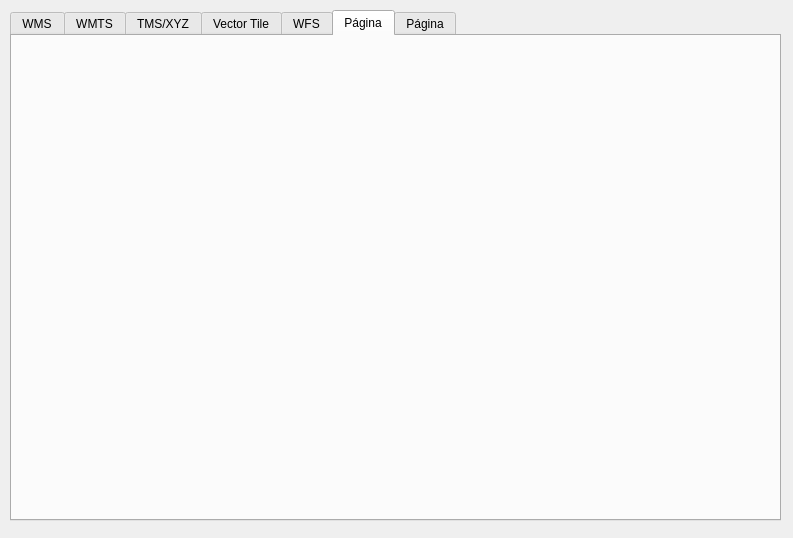
Above: serviciosidee2qgis/serviciosIDEE2QGIS_dialog_base.ui from IngenieroGeomatico/serviciosIDEE2QGIS before the change. Below: the same form after it.
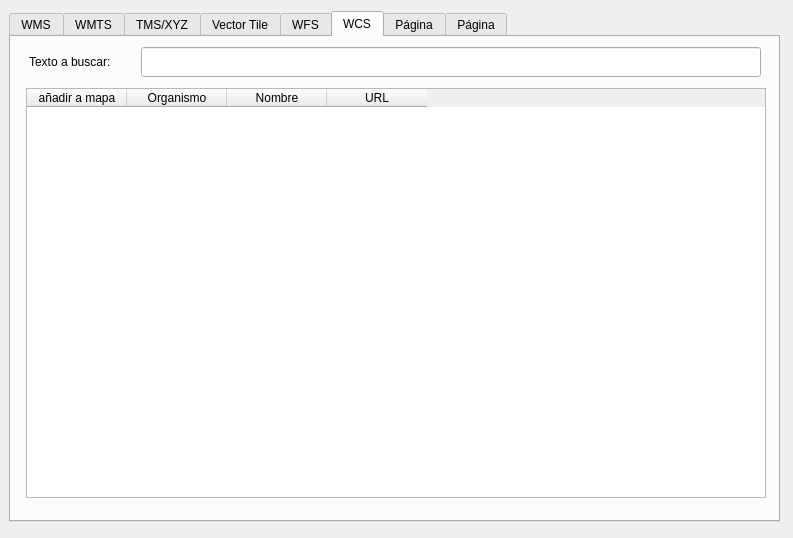
That is the form after the change. The open tabs and pages were chosen to show the change.

Commit message: Se temrina WCS

```diff
--- a/serviciosidee2qgis/serviciosIDEE2QGIS_dialog_base.ui
+++ b/serviciosidee2qgis/serviciosIDEE2QGIS_dialog_base.ui
@@ -16,8 +16,8 @@
   <widget class="QTabWidget" name="tabWidget_IDEE">
    <property name="geometry">
     <rect>
-     <x>10</x>
-     <y>10</y>
+     <x>9</x>
+     <y>11</y>
      <width>771</width>
      <height>511</height>
     </rect>
@@ -326,16 +326,74 @@
      </property>
     </widget>
    </widget>
-   <widget class="QWidget" name="tab">
+   <widget class="QWidget" name="WCS">
     <attribute name="title">
-     <string>Página</string>
+     <string>WCS</string>
     </attribute>
+    <widget class="QLabel" name="label_6">
+     <property name="geometry">
+      <rect>
+       <x>18</x>
+       <y>16</y>
+       <width>110</width>
+       <height>18</height>
+      </rect>
+     </property>
+     <property name="text">
+      <string>Texto a buscar:</string>
+     </property>
+    </widget>
+    <widget class="QLineEdit" name="lineEditBuscar_WCS">
+     <property name="geometry">
+      <rect>
+       <x>130</x>
+       <y>10</y>
+       <width>620</width>
+       <height>30</height>
+      </rect>
+     </property>
+    </widget>
+    <widget class="QTableWidget" name="tableWidget_WCS">
+     <property name="geometry">
+      <rect>
+       <x>15</x>
+       <y>51</y>
+       <width>740</width>
+       <height>410</height>
+      </rect>
+     </property>
+     <column>
+      <property name="text">
+       <string>añadir a mapa</string>
+      </property>
+     </column>
+     <column>
+      <property name="text">
+       <string>Organismo</string>
+      </property>
+     </column>
+     <column>
+      <property name="text">
+       <string>Nombre</string>
+      </property>
+     </column>
+     <column>
+      <property name="text">
+       <string>URL</string>
+      </property>
+     </column>
+    </widget>
    </widget>
    <widget class="QWidget" name="tab_2">
     <attribute name="title">
      <string>Página</string>
     </attribute>
    </widget>
+   <widget class="QWidget" name="tab">
+    <attribute name="title">
+     <string>Página</string>
+    </attribute>
+   </widget>
   </widget>
  </widget>
  <resources/>
```
Left out of the diff: 2 changed lines with no effect on the pictures. The commit also changes 1 other file.
